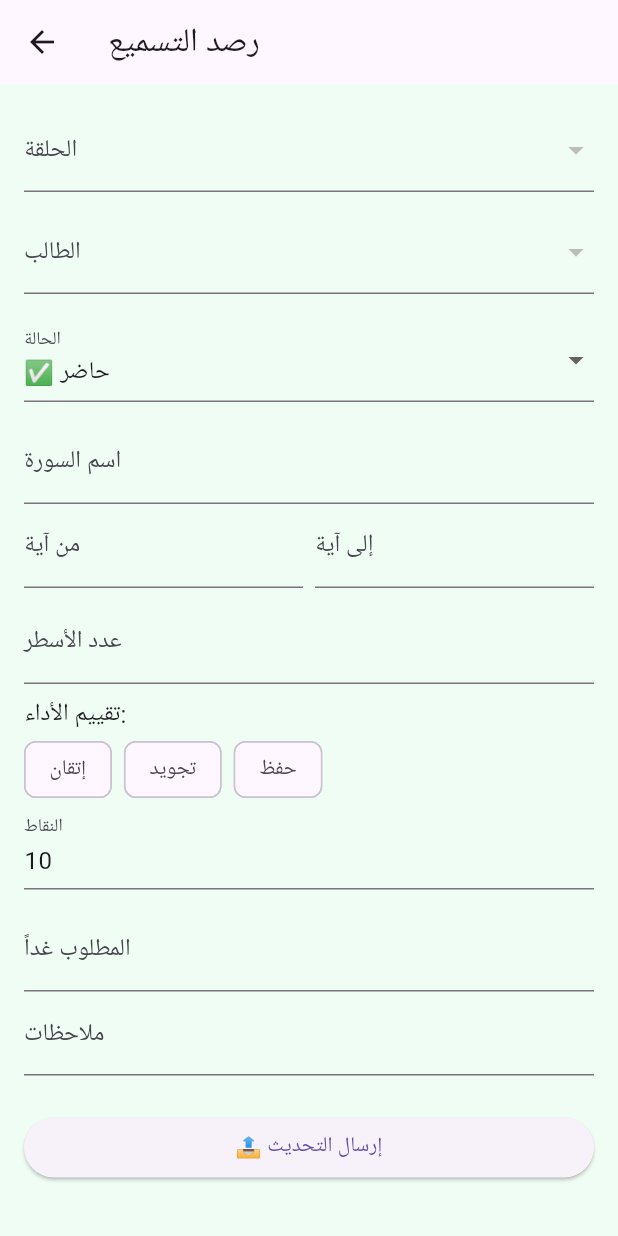
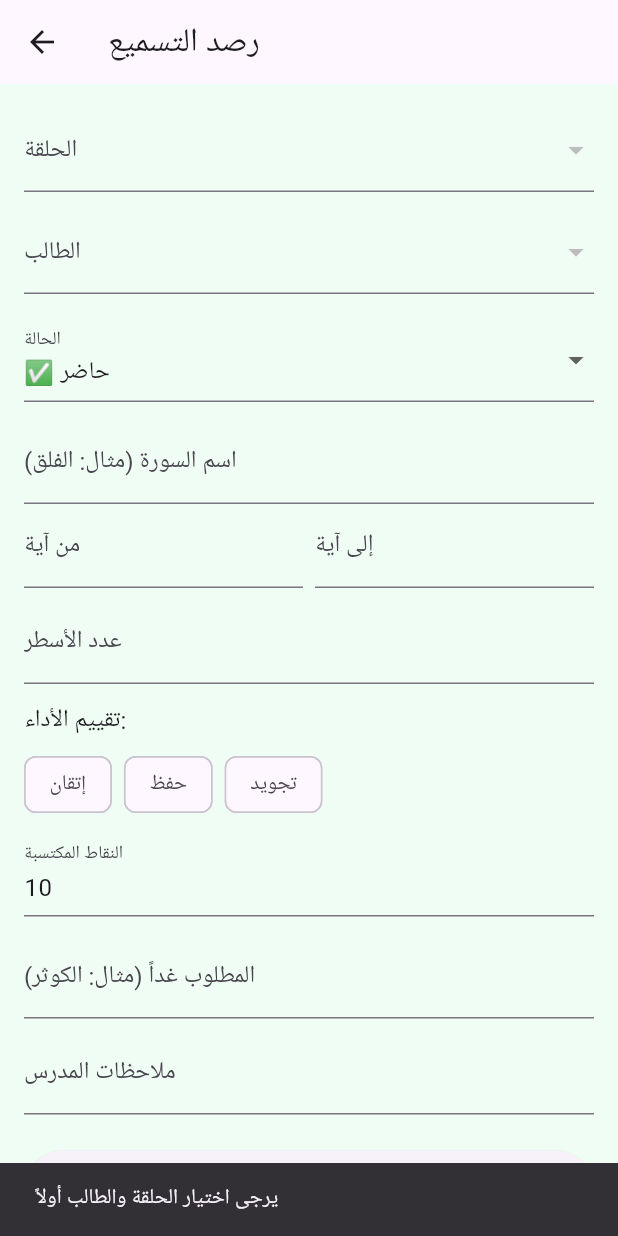
Before and after one commit to magedgasem55558-creator/card_admin_panel, a Flutter app: the RecitationScreen screen opened directly, after a tap on "📤 إرسال التحديث", on a phone screen of 412 x 824 dp. Run offline on Flutter 3.47's test engine with Material 3 defaults, Android fonts, the light colour scheme and no system bars; our stand-ins replace cloud_firestore, firebase_auth, firebase_core; accounts and stored records are empty; Roboto replaces fonts that are missing (Cairo).

Commit message:
Update recitation_screen.dart

```diff
--- a/lib/screens/recitation_screen.dart
+++ b/lib/screens/recitation_screen.dart
@@ -15,7 +15,7 @@ class _RecitationScreenState extends State<RecitationScreen> {
   final _surahCtrl = TextEditingController();
   final _fromCtrl = TextEditingController();
   final _toCtrl = TextEditingController();
-  final _linesCountCtrl = TextEditingController(); // 👈 إضافة متحكم لعدد الأسطر
+  final _linesCountCtrl = TextEditingController();
   final _tomorrowCtrl = TextEditingController();
   final _notesCtrl = TextEditingController();
   final _pointsCtrl = TextEditingController(text: '10');
@@ -45,22 +45,28 @@ class _RecitationScreenState extends State<RecitationScreen> {
   }
 
   Future<void> _save() async {
-    if (_selectedStudent == null || _selectedHalaqa == null) return;
+    if (_selectedStudent == null || _selectedHalaqa == null) {
+      ScaffoldMessenger.of(context).showSnackBar(
+        const SnackBar(content: Text('يرجى اختيار الحلقة والطالب أولاً')),
+      );
+      return;
+    }
+
     final service = Provider.of<FirestoreService>(context, listen: false);
 
-    // 🎯 تجهيز الخريطة بنفس الهيكلية المطلوبة تماماً
+    // 🎯 الهيكلية المطابقة تماماً لتطبيق ولي الأمر
     final data = {
-      'date': DateTime.now().toIso8601String().split('T')[0], // (string)
-      'evaluation': _evaluations.isEmpty ? ['جيد'] : List<String>.from(_evaluations), // 👈 (array of strings)
-      'fromAyah': _fromCtrl.text.trim(), // (string)
-      'linesCount': int.tryParse(_linesCountCtrl.text.trim()) ?? 0, // 👈 (int64)
+      'date': DateTime.now().toIso8601String().split('T')[0], // (string) e.g., "2026-04-10"
+      'evaluation': List<String>.from(_evaluations), // (array) e.g., ["إتقان", "حفظ", "تجويد"]
+      'fromAyah': _showRecitationFields ? _fromCtrl.text.trim() : "", // (string)
+      'toAyah': _showRecitationFields ? _toCtrl.text.trim() : "", // (string)
+      'linesCount': _showRecitationFields ? (int.tryParse(_linesCountCtrl.text.trim()) ?? 0) : 0, // (int64)
       'notes': _notesCtrl.text.trim(), // (string)
-      'pointsEarned': int.tryParse(_pointsCtrl.text) ?? 0, // 👈 (int64)
+      'pointsEarned': int.tryParse(_pointsCtrl.text) ?? 0, // (int64)
       'status': _status, // (string)
       'studentId': _selectedStudent, // (string)
-      'surah': _status == 'حاضر' ? _surahCtrl.text.trim() : _status, // (string)
+      'surah': _showRecitationFields ? _surahCtrl.text.trim() : "", // (string)
       'timestamp': FieldValue.serverTimestamp(), // (timestamp)
-      'toAyah': _toCtrl.text.trim(), // (string)
       'tomorrowRequirement': _tomorrowCtrl.text.trim(), // (string)
     };
 
@@ -73,7 +79,7 @@ class _RecitationScreenState extends State<RecitationScreen> {
     }
 
     if (mounted) {
-      ScaffoldMessenger.of(context).showSnackBar(const SnackBar(content: Text('تم الحفظ ✅')));
+      ScaffoldMessenger.of(context).showSnackBar(const SnackBar(content: Text('تم الحفظ بنجاح ✅')));
     }
 
     // إعادة ضبط الحقول بعد الحفظ
@@ -147,12 +153,27 @@ class _RecitationScreenState extends State<RecitationScreen> {
             ),
             if (_showRecitationFields) ...[
               const SizedBox(height: 12),
-              TextField(controller: _surahCtrl, decoration: const InputDecoration(labelText: 'اسم السورة')),
+              TextField(
+                controller: _surahCtrl,
+                decoration: const InputDecoration(labelText: 'اسم السورة (مثال: الفلق)'),
+              ),
               Row(
                 children: [
-                  Expanded(child: TextField(controller: _fromCtrl, decoration: const InputDecoration(labelText: 'من آية'))),
+                  Expanded(
+                    child: TextField(
+                      controller: _fromCtrl,
+                      keyboardType: TextInputType.number,
+                      decoration: const InputDecoration(labelText: 'من آية'),
+                    ),
+                  ),
                   const SizedBox(width: 8),
-                  Expanded(child: TextField(controller: _toCtrl, decoration: const InputDecoration(labelText: 'إلى آية'))),
+                  Expanded(
+                    child: TextField(
+                      controller: _toCtrl,
+                      keyboardType: TextInputType.number,
+                      decoration: const InputDecoration(labelText: 'إلى آية'),
+                    ),
+                  ),
                 ],
               ),
               const SizedBox(height: 8),
@@ -161,11 +182,13 @@ class _RecitationScreenState extends State<RecitationScreen> {
                 keyboardType: TextInputType.number,
                 decoration: const InputDecoration(labelText: 'عدد الأسطر'),
               ),
-              const SizedBox(height: 8),
+              const SizedBox(height: 12),
               Text('تقييم الأداء:', style: Theme.of(context).textTheme.bodyLarge),
+              const SizedBox(height: 6),
+              // 🎯 عناصر التقييم الثلاثة التي يبحث عنها تطبيق ولي الأمر بالضبط
               Wrap(
                 spacing: 8.0,
-                children: ['إتقان', 'تجويد', 'حفظ'].map(
+                children: ['إتقان', 'حفظ', 'تجويد'].map(
                   (e) => FilterChip(
                     label: Text(e),
                     selected: _evaluations.contains(e),
@@ -181,17 +204,31 @@ class _RecitationScreenState extends State<RecitationScreen> {
                   ),
                 ).toList(),
               ),
+              const SizedBox(height: 8),
               TextField(
                 controller: _pointsCtrl,
                 keyboardType: TextInputType.number,
-                decoration: const InputDecoration(labelText: 'النقاط'),
+                decoration: const InputDecoration(labelText: 'النقاط المكتسبة'),
               ),
             ],
             const SizedBox(height: 12),
-            TextField(controller: _tomorrowCtrl, decoration: const InputDecoration(labelText: 'المطلوب غداً')),
-            TextField(controller: _notesCtrl, decoration: const InputDecoration(labelText: 'ملاحظات')),
+            TextField(
+              controller: _tomorrowCtrl,
+              decoration: const InputDecoration(labelText: 'المطلوب غداً (مثال: الكوثر)'),
+            ),
+            const SizedBox(height: 8),
+            TextField(
+              controller: _notesCtrl,
+              decoration: const InputDecoration(labelText: 'ملاحظات المدرس'),
+            ),
             const SizedBox(height: 24),
-            ElevatedButton(onPressed: _save, child: const Text('📤 إرسال التحديث')),
+            ElevatedButton(
+              onPressed: _save,
+              style: ElevatedButton.styleFrom(
+                padding: const EdgeInsets.symmetric(vertical: 14),
+              ),
+              child: const Text('📤 إرسال التحديث', style: TextStyle(fontSize: 16)),
+            ),
           ],
         ),
       ),
```
